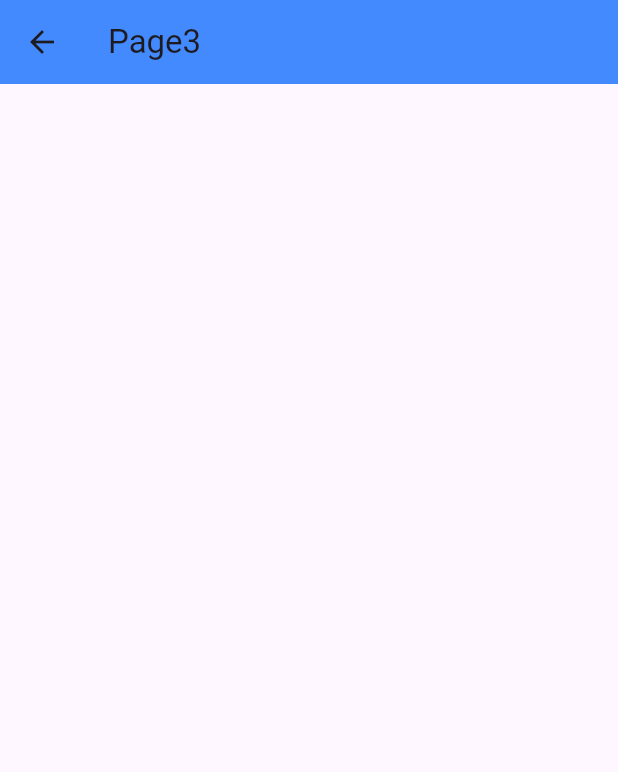
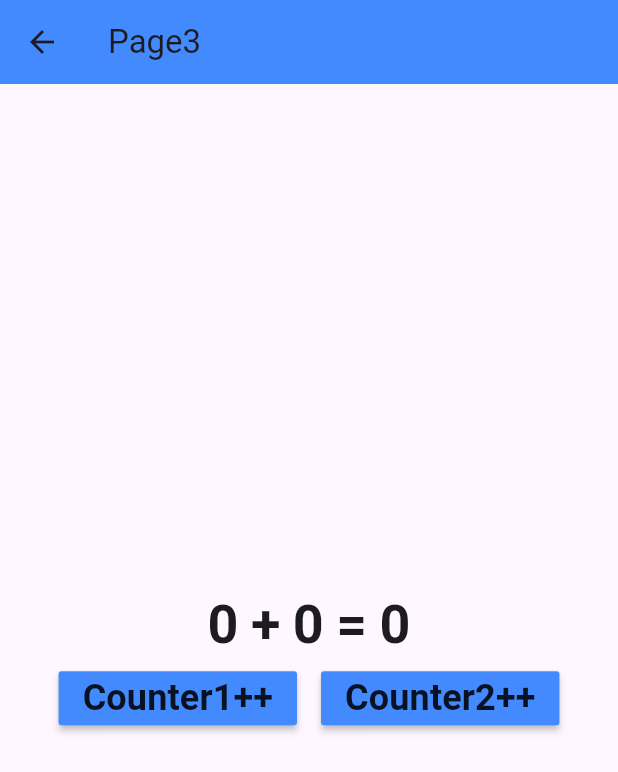
Before and after one commit to Moh4h/GetX3, a Flutter app: the Page3 screen opened by its route, on a phone screen of 412 x 824 dp. Shown: the top 772 px of the screen. Run offline on Flutter 3.47's test engine with Material 3 defaults, Android fonts, the light colour scheme and no system bars; our stand-ins replace get.

Commit message:
GetX Counter[Double]on Page3

```diff
--- /dev/null
+++ b/lib/controller/page3Controller.dart
@@ -0,0 +1,18 @@
+import 'package:get/get.dart';
+
+class Page3controller extends GetxController{
+
+RxInt counter1=0.obs;
+  RxInt counter2=0.obs;
+
+  void addNumb1(){
+    counter1++;
+
+  }
+  void addNumb2(){
+    counter2++;
+
+  }
+  int get sumCounter => counter1.value+counter2.value;
+
+}
--- a/lib/view/home.dart
+++ b/lib/view/home.dart
@@ -17,7 +17,7 @@ class Home extends StatelessWidget {
               onPressed: () {
                 Get.toNamed("/Page1");
               },
-              child: Text("Page1"),
+              child: Text("Page1 (GetBuilder Counter)"),
             ),
             MaterialButton(
               color: Colors.blueAccent,
@@ -31,14 +31,14 @@ class Home extends StatelessWidget {
               onPressed: () {
                 Get.toNamed("/Page3");
               },
-              child: Text("Page3"),
+              child: Text("Page3 (GetX Double Counter)"),
             ),
             MaterialButton(
               color: Colors.blueAccent,
               onPressed: () {
                 Get.toNamed("/Page4");
               },
-              child: Text("Page4"),
+              child: Text("Page4 (GetBuilder Double Counter)"),
             ),
           ],
         ),
--- a/lib/view/page1.dart
+++ b/lib/view/page1.dart
@@ -16,7 +16,6 @@ class Page1 extends StatelessWidget {
             GetBuilder<Page1controller>(
               init: Page1controller(),
               builder: (controller) {
-                print("rebuiild");
                 return Row(
                   spacing: 16,
                   mainAxisAlignment: MainAxisAlignment.center,
@@ -36,7 +35,7 @@ class Page1 extends StatelessWidget {
                     ),
                     IconButton(
                       onPressed: () {
-                        controller.printUpdate();
+                        controller.removeCounter();
                       },
                       icon: Icon(Icons.remove, size: 36),
                     ),
--- a/lib/view/page3.dart
+++ b/lib/view/page3.dart
@@ -1,13 +1,94 @@
 import 'package:flutter/material.dart';
+import 'package:flutter_getx3/controller/page3Controller.dart';
+import 'package:get/get.dart';
 
 class Page3 extends StatelessWidget {
-  const Page3({super.key});
+  Page3({super.key});
 
+  final Page3controller controllerPage3 = Get.put(Page3controller());
   @override
   Widget build(BuildContext context) {
     return Scaffold(
       appBar: AppBar(backgroundColor: Colors.blueAccent, title: Text("Page3")),
-      body: ListView(children: []),
+      body: Center(
+        child: ListView(
+          shrinkWrap: true,
+          children: [
+            GetX<Page3controller>(
+              init:Page3controller() ,
+              builder:
+                  (controller) => Row(
+                    spacing: 8,
+                    mainAxisAlignment: MainAxisAlignment.center,
+                    children: [
+                      Text(
+                        "${controller.counter1}",
+                        style: TextStyle(
+                          fontSize: 36,
+                          fontWeight: FontWeight.bold,
+                        ),
+                      ),
+                      Text(
+                        "+",
+                        style: TextStyle(
+                          fontSize: 36,
+                          fontWeight: FontWeight.bold,
+                        ),
+                      ),
+                      Text(
+                        "${controller.counter2}",
+                        style: TextStyle(
+                          fontSize: 36,
+                          fontWeight: FontWeight.bold,
+                        ),
+                      ),
+                      Text(
+                        "=",
+                        style: TextStyle(
+                          fontSize: 36,
+                          fontWeight: FontWeight.bold,
+                        ),
+                      ),
+                      Text(
+                        "${controller.sumCounter}",
+                        style: TextStyle(
+                          fontSize: 36,
+                          fontWeight: FontWeight.bold,
+                        ),
+                      ),
+                    ],
+                  ),
+            ),
+            Row(
+              spacing: 16,
+              mainAxisAlignment: MainAxisAlignment.center,
+              children: [
+                MaterialButton(
+                  color: Colors.blueAccent,
+                  onPressed: () {
+                    controllerPage3.addNumb1();
+                  },
+                  child: Text(
+                    "Counter1++",
+                    style: TextStyle(fontSize: 24, fontWeight: FontWeight.bold),
+                  ),
+                ),
+                MaterialButton(
+                  color: Colors.blueAccent,
+                  onPressed: () {
+                    controllerPage3.addNumb2();
+                  },
+                  child: Text(
+                    "Counter2++",
+                    style: TextStyle(fontSize: 24, fontWeight: FontWeight.bold),
+                  ),
+                ),
+
+              ],
+            ),
+          ],
+        ),
+      ),
     );
   }
 }
```
